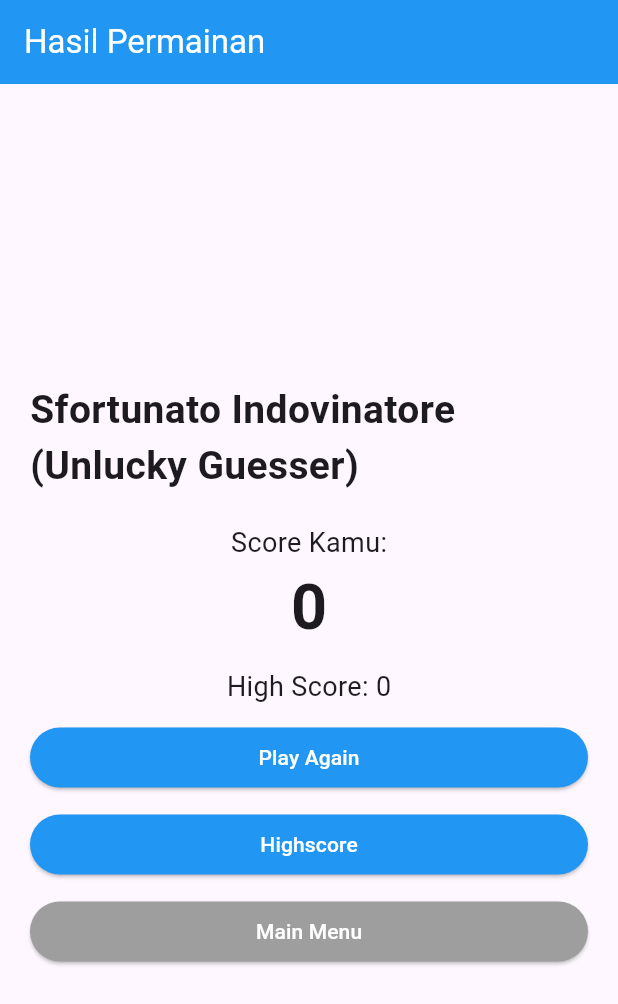
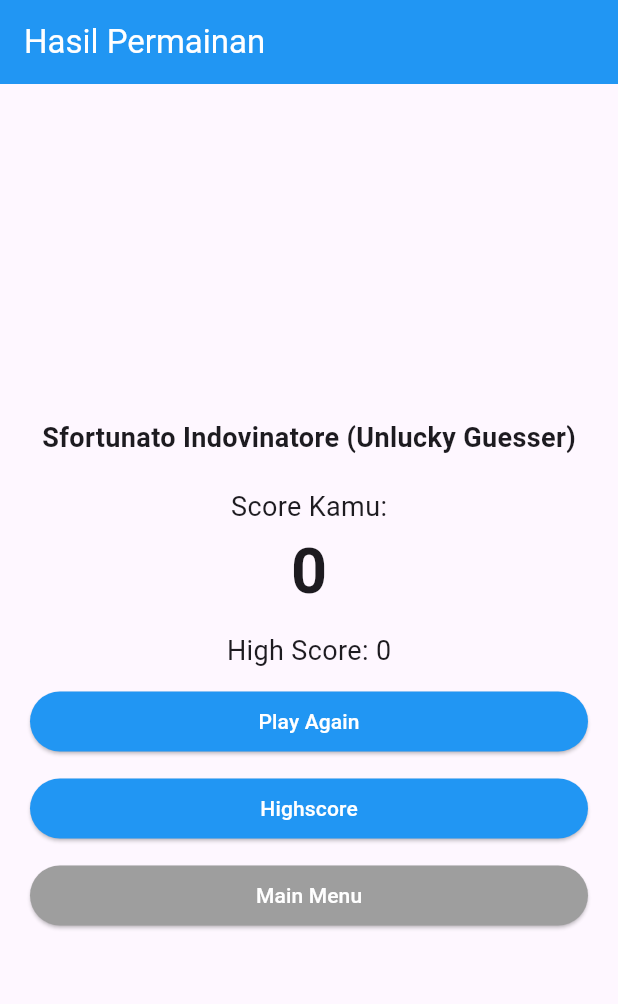
Before and after one commit to lorditus/memori_image, a Flutter app: the ResultScreen screen opened directly, on a phone screen of 412 x 824 dp. Shown: the top 1004 px of the screen. Run offline on Flutter 3.47's test engine with Material 3 defaults, Android fonts, the phone set to English and light mode, and no system bars; our stand-ins replace shared_preferences; accounts and stored records are empty.

Commit message:
revisi final dan animasi

```diff
--- a/lib/result.dart
+++ b/lib/result.dart
@@ -14,6 +14,8 @@
   int highScore = 0;
   bool isLoading = true;
 
+  double opacity = 0;
+
   @override
   void initState() {
     super.initState();
@@ -29,12 +31,20 @@
     setState(() {
       isLoading = false;
     });
+
+    Future.delayed(const Duration(milliseconds: 1000), () {
+      if (mounted) {
+        setState(() {
+          opacity = 1;
+        });
+      }
+    });
   }
 
   String getTitle() {
     if (score == 5) return "Maestro dell'Indovinello (Master of Riddles)";
     if (score == 4) return "Esperto dell'Indovinello (Expert of Riddles)";
-    if (score == 3) return " Abile Indovinatore (Skillful Guesser)";
+    if (score == 3) return "Abile Indovinatore (Skillful Guesser)";
     if (score == 2) return "Principiante dell'Indovinello (Riddle Beginner)";
     if (score == 1) return "Neofita dell'Indovinello (Riddle Novice)";
     return "Sfortunato Indovinatore (Unlucky Guesser)";
@@ -55,6 +65,9 @@
       body: Center(
         child: Padding(
           padding: const EdgeInsets.all(20),
+          child: AnimatedOpacity(
+            duration: const Duration(milliseconds: 600),
+            opacity: opacity,
             child: Column(
               mainAxisAlignment: MainAxisAlignment.center,
               children: [
@@ -62,7 +75,10 @@
 
                 Text(
                   getTitle(),
-                style: TextStyle(fontSize: 26, fontWeight: FontWeight.bold),
+                  style: const TextStyle(
+                    fontSize: 18,
+                    fontWeight: FontWeight.bold,
+                  ),
                 ),
 
                 const SizedBox(height: 20),
@@ -140,6 +156,7 @@
             ),
           ),
         ),
+      ),
     );
   }
 }
```
Also changed, not shown: lib/game.dart (+9 -4 lines), assets/car.png. Lines whose indentation alone changed are shown as unchanged.
